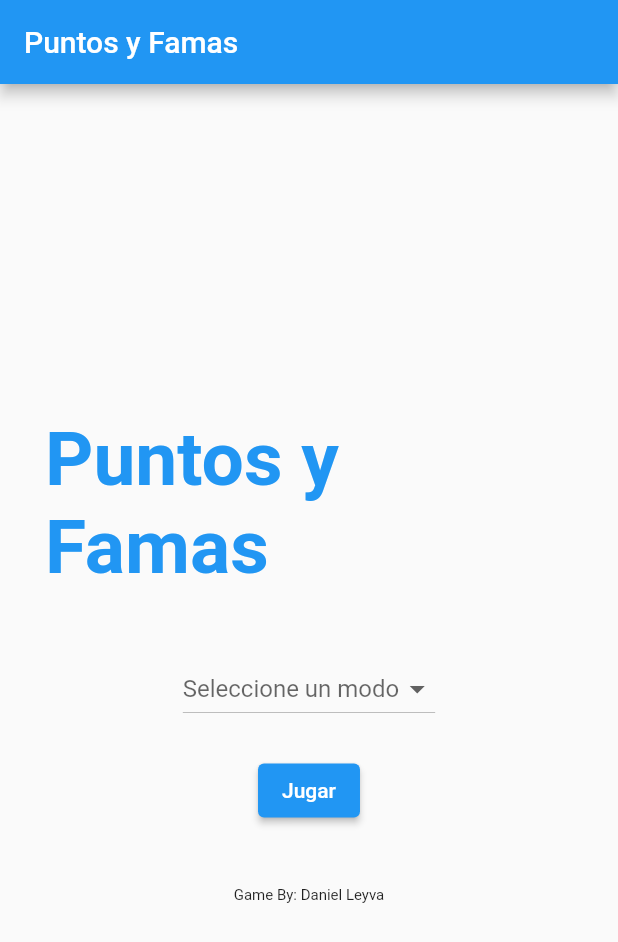
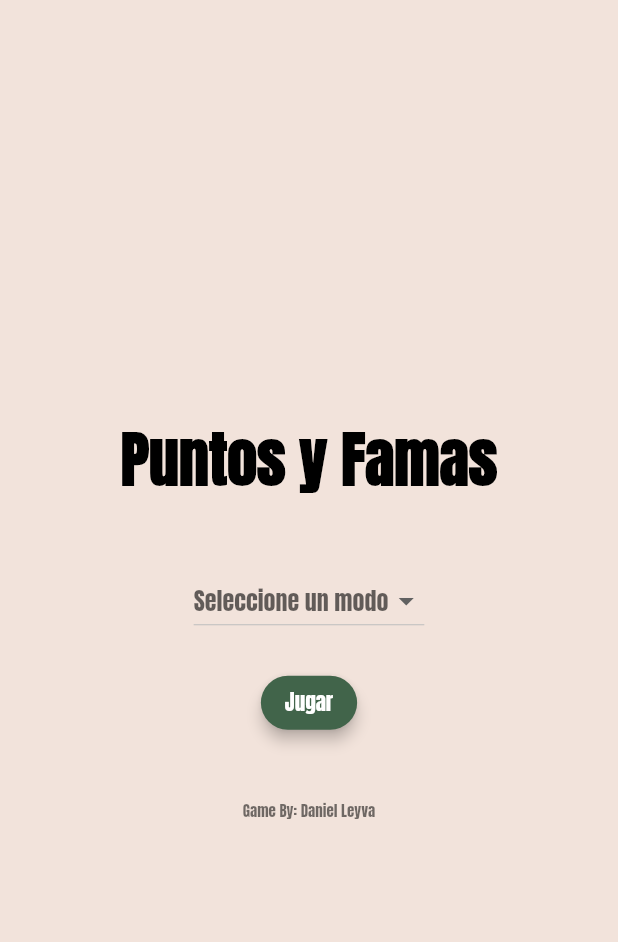
Before and after one commit to dleyvacastro/Desarrollo-Movil, a Flutter app: the screen it shows after launch, on a phone screen of 412 x 824 dp. Shown: the top 942 px of the screen. Run offline on Flutter 3.47's test engine with Material 2 defaults, Android fonts, the phone set to English and light mode, and no system bars; our stand-ins replace get; missing offline and left inert: bottom_picker.

Commit message:
improve visuals and text input

```diff
--- a/parcial1/lib/themes.dart
+++ b/parcial1/lib/themes.dart
@@ -1,13 +1,61 @@
 import 'package:flutter/material.dart';
 
-ThemeData myTheme = ThemeData(
-  primaryColor: Color(0xFFFDB813),
-  scaffoldBackgroundColor: Color(0xFFF5F5F5),
-  fontFamily: 'Roboto',
+final ThemeData gameTheme = ThemeData(
+  primaryColor: const Color(0xFF41644A),
+  scaffoldBackgroundColor: const Color(0xFFF2E3DB),
+  fontFamily: 'Anton',
+  appBarTheme: const AppBarTheme(
+    backgroundColor: Color(0xFF41644A),
+    foregroundColor: Colors.white,
+    titleTextStyle: TextStyle(
+      fontSize: 24.0,
+      fontWeight: FontWeight.bold,
+    ),
+    iconTheme: IconThemeData(
+      color: Colors.white,
+    ),
+  ),
   textTheme: const TextTheme(
-    headline1: TextStyle(fontSize: 32.0, fontWeight: FontWeight.bold),
-    headline2: TextStyle(fontSize: 24.0, fontWeight: FontWeight.bold),
-    bodyText1: TextStyle(fontSize: 16.0, fontWeight: FontWeight.normal),
-    bodyText2: TextStyle(fontSize: 14.0, fontWeight: FontWeight.normal),
-  ), colorScheme: ColorScheme.fromSwatch().copyWith(secondary: Color(0xFF80AAB8)),
+    displayLarge: TextStyle(
+      fontSize: 40.0,
+      fontWeight: FontWeight.bold,
+      color: Colors.black,
+    ),
+    displayMedium: TextStyle(
+      fontSize: 14.0,
+      fontWeight: FontWeight.normal,
+      color: Colors.black,
+    ),
+    bodyLarge: TextStyle(
+      fontSize: 16.0,
+      color: Colors.black,
+    ),
+    bodyMedium: TextStyle(
+      fontSize: 14.0,
+      color: Colors.black54,
+    ),
+  ),
+  elevatedButtonTheme: ElevatedButtonThemeData(
+    style: ElevatedButton.styleFrom(
+      primary: Color(0xFF41644A),
+      onPrimary: Colors.white,
+      elevation: 4,
+      shape: RoundedRectangleBorder(
+        borderRadius: BorderRadius.circular(20),
+      ),
+    ),
+  ),
+  colorScheme: const ColorScheme(
+    background: Color(0xFF263A29),
+    brightness: Brightness.light,
+    error: Color(0xFFB00020),
+    onBackground: Color(0xFF000000),
+    onError: Color(0xFF000000),
+    onPrimary: Color(0xFF41644A),
+    onSecondary: Color(0xFFE86A33),
+    onSurface: Color(0xFF000000),
+    primary: Color(0xFF41644A),
+    secondary: Color(0xFF41644A),
+    surface: Color(0xFF41644A),
+  ).copyWith(secondary: const Color(0xFFE86A33)),
 );
--- a/parcial1/lib/ui/pages/MyHome.dart
+++ b/parcial1/lib/ui/pages/MyHome.dart
@@ -1,5 +1,6 @@
 import 'package:flutter/material.dart';
 import 'package:get/get.dart';
+import 'package:parcial1/themes.dart';
 
 import '../controller/GameController.dart';
 import 'Game.dart';
@@ -21,31 +22,35 @@ class _AppState extends State<MyHome> {
     return GetMaterialApp(
         debugShowCheckedModeBanner: false,
         title: 'Puntos y Famas',
-        // theme: ThemeData(
-        //   fontFamily: 'Michroma',
+        theme: gameTheme,
+        home: Scaffold(
+            // appBar: AppBar(
+            //   title: const Text('Puntos y Famas'),
             // ),
-        home: Scaffold(
-            appBar: AppBar(
-              title: const Text('Puntos y Famas'),
-            ),
-            body: Center(
+            body: Builder(
+                builder: (context) => Center(
                       child: Column(
                         mainAxisAlignment: MainAxisAlignment.center,
                         children: <Widget>[
                           Container(
                             margin: const EdgeInsets.all(30),
-                    child: const Text(
+                            child: Text(
                               'Puntos y Famas',
-                      style: TextStyle(
-                          fontSize: 50,
-                          fontWeight: FontWeight.bold,
-                          color: Colors.blue),
+                              // style: TextStyle(
+                              //     fontSize: 50,
+                              //     fontWeight: FontWeight.bold,
+                              //     color: Colors.blue),
+                              style: Theme.of(context).textTheme.displayLarge,
                             ),
                           ),
                           controller.startedVersus.value
                               ? Container(
                                   child: Text(
-                              "Intentos utilizados: ${controller.getTries()}"),
+                                    style: Theme.of(context)
+                                        .textTheme
+                                        .displayMedium,
+                                    "Intentos utilizados: ${controller.getTries()}",
+                                  ),
                                 )
                               : Container(),
                           Container(
@@ -119,6 +124,6 @@ class _AppState extends State<MyHome> {
                           ),
                         ],
                       ),
-            )));
+                    ))));
   }
 }
--- a/parcial1/pubspec.yaml
+++ b/parcial1/pubspec.yaml
@@ -71,6 +71,12 @@ flutter:
   # For details regarding adding assets from package dependencies, see
   # https://flutter.dev/assets-and-images/#from-packages
 
+  fonts:
+    - family: Anton
+      fonts:
+        - asset: fonts/Anton-Regular.ttf
+          style: normal
+
   # To add custom fonts to your application, add a fonts section here,
   # in this "flutter" section. Each entry in this list should have a
   # "family" key with the font family name, and a "fonts" key with a
```
Also changed, not shown: parcial1/lib/ui/controller/GameController.dart (+11 -4 lines), parcial1/lib/ui/pages/Game.dart (+5 -5 lines), parcial1/lib/ui/pages/SelectNumber.dart (+7 -1 lines), parcial1/fonts/Anton-Regular.ttf (added). Lines whose indentation alone changed are shown as unchanged.
